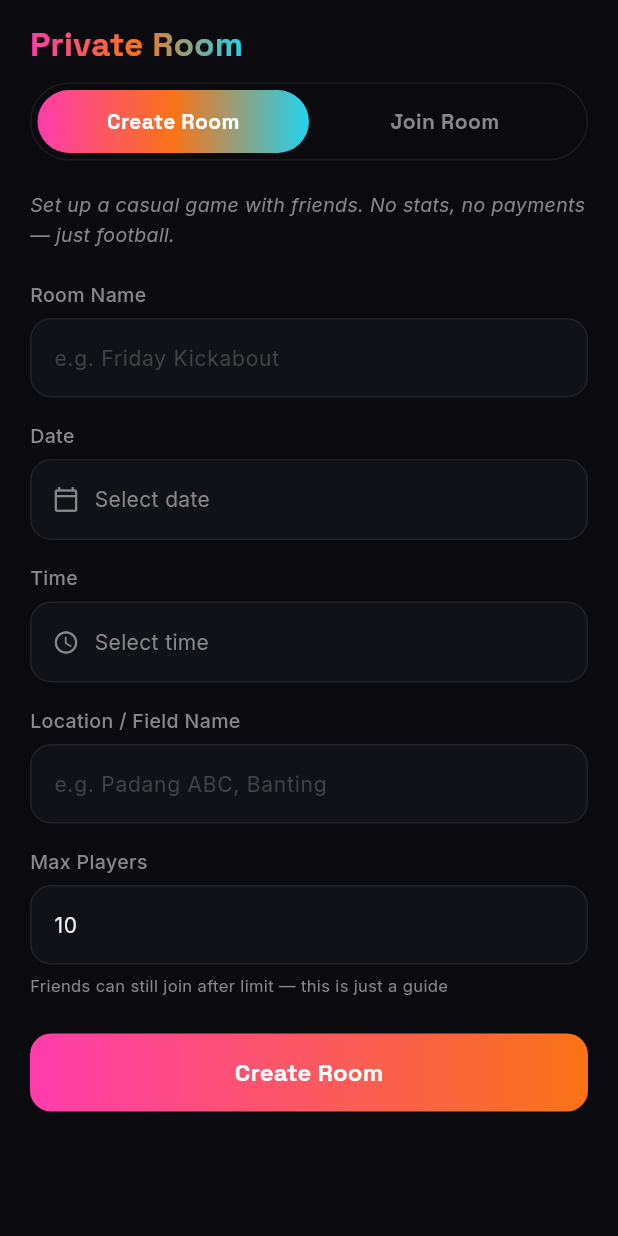
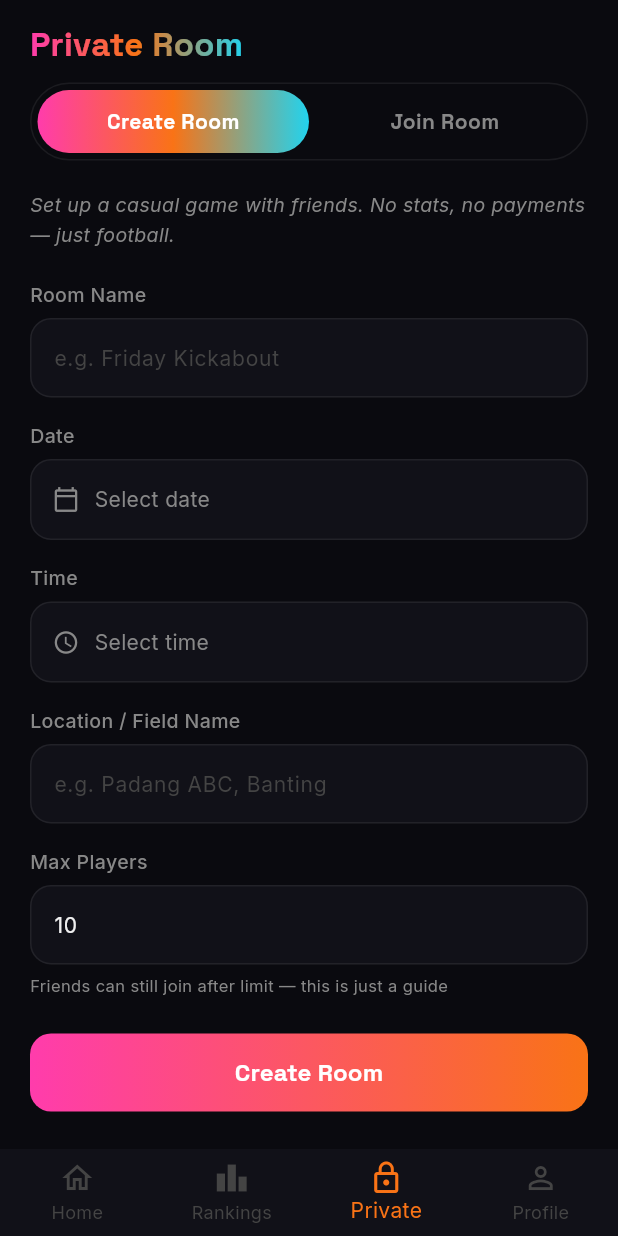
Before and after one commit to chakeuroussama17/dreaming_ball, a Flutter app: the PrivateRoomScreen screen opened by its route, on a phone screen of 412 x 824 dp. Run offline on Flutter 3.47's test engine with Material 3 defaults, Android fonts, the phone set to English and light mode, and no system bars; drawn by our look-alikes of flutter_animate; our stand-ins replace cached_network_image, firebase_core, firebase_messaging, flutter_dotenv, flutter_local_notifications, flutter_riverpod and 6 more; accounts and stored records are empty; network calls fail.

Commit message:
Player-side fixes round 2: private-room nav, per-user theme
- Private Room is a root tab but had no bottom nav and no back arrow, so the
  user was stuck and the system back button exited the app. Add the shared
  bottom navigation bar and a PopScope that routes the back button to Home.
- Theme is now stored per user (keyed by user id), applied on login and reset
  to the guest default on logout, so a new user no longer inherits the previous
  user's light/dark choice.
- Revert the temporary raw-error login diagnostic now that login works.

Co-Authored-By: Claude Opus 4.8 <noreply@anthropic.com>

```diff
--- a/lib/core/services/auth_service.dart
+++ b/lib/core/services/auth_service.dart
@@ -339,9 +339,6 @@ class AuthService {
         m.contains('network')) {
       return 'Check your connection and try again';
     }
-    // TEMP DIAGNOSTIC: surface the real error so we can see what's failing.
-    // Revert to the generic message once login is confirmed working.
-    final trimmed = raw.length > 160 ? raw.substring(0, 160) : raw;
-    return 'Login error: $trimmed';
+    return 'Something went wrong — please try again';
   }
 }
--- a/lib/features/admin/screens/admin_dashboard_screen.dart
+++ b/lib/features/admin/screens/admin_dashboard_screen.dart
@@ -7,6 +7,7 @@ import '../../../../core/providers/admin_providers.dart';
 import '../../../../core/providers/games_provider.dart';
 import '../../../../core/services/auth_service.dart';
 import '../../../../core/theme/app_colors.dart';
+import '../../../../app/app.dart';
 
 class AdminDashboardScreen extends ConsumerWidget {
   const AdminDashboardScreen({super.key});
@@ -83,6 +84,7 @@ class AdminDashboardScreen extends ConsumerWidget {
                     await AuthService.signOut();
                     if (!context.mounted) return;
                     ref.read(isAdminProvider.notifier).state = false;
+                    ref.read(themeModeProvider.notifier).applyFor(null);
                     context.goNamed('login');
                   },
                 ),
--- a/lib/features/auth/screens/login_screen.dart
+++ b/lib/features/auth/screens/login_screen.dart
@@ -8,9 +8,11 @@ import '../../../../core/providers/content_providers.dart';
 import '../../../../core/providers/games_provider.dart';
 import '../../../../core/providers/session_provider.dart';
 import '../../../../core/services/auth_service.dart';
+import '../../../../core/services/supabase_service.dart';
 import '../../../../core/theme/app_colors.dart';
 import '../../../../core/widgets/custom_button.dart';
 import '../../../../core/widgets/custom_input.dart';
+import '../../../../app/app.dart';
 
 class LoginScreen extends ConsumerStatefulWidget {
   const LoginScreen({super.key});
@@ -49,6 +51,8 @@ class _LoginScreenState extends ConsumerState<LoginScreen> {
       // Drop every cached per-user provider (profile, bell, games...) so
       // this session never shows the previous user's data.
       resetUserScopedProviders(ref);
+      // Load this user's own saved light/dark preference.
+      ref.read(themeModeProvider.notifier).applyFor(SupabaseService.userId);
       ref.read(gamesProvider.notifier).load();
 
       if (user.isAdmin) {
--- a/lib/features/auth/screens/register_screen.dart
+++ b/lib/features/auth/screens/register_screen.dart
@@ -14,6 +14,7 @@ import '../../../../core/services/supabase_service.dart';
 import '../../../../core/theme/app_colors.dart';
 import '../../../../core/widgets/custom_button.dart';
 import '../../../../core/widgets/custom_input.dart';
+import '../../../../app/app.dart';
 
 class RegisterScreen extends ConsumerStatefulWidget {
   const RegisterScreen({super.key});
@@ -134,6 +135,7 @@ class _RegisterScreenState extends ConsumerState<RegisterScreen> {
       // Fresh account — drop any cached per-user data left from a previous
       // session on this device (profile, bell, joined flags...).
       resetUserScopedProviders(ref);
+      ref.read(themeModeProvider.notifier).applyFor(SupabaseService.userId);
       ref.read(gamesProvider.notifier).load();
       // Agents are players too — but they start at profile so they see the
       // "verify to create games" path immediately.
--- a/lib/features/private_room/screens/private_room_screen.dart
+++ b/lib/features/private_room/screens/private_room_screen.dart
@@ -52,7 +52,14 @@ class _PrivateRoomScreenState extends State<PrivateRoomScreen> {
         isDark ? AppColors.darkTextSecondary : AppColors.lightTextSecondary;
     final border = isDark ? AppColors.darkBorder : AppColors.lightBorder;
 
-    return Scaffold(
+    // It's a root tab, so the system back button has nothing to pop and would
+    // exit the app — send it to Home instead.
+    return PopScope(
+      canPop: false,
+      onPopInvokedWithResult: (didPop, _) {
+        if (!didPop) context.goNamed('home');
+      },
+      child: Scaffold(
       backgroundColor: bg,
       body: SafeArea(
         child: Column(
@@ -130,6 +137,29 @@ class _PrivateRoomScreenState extends State<PrivateRoomScreen> {
             ),
           ],
         ),
+      ),
+      bottomNavigationBar: BottomNavigationBar(
+        currentIndex: 2,
+        type: BottomNavigationBarType.fixed,
+        onTap: (i) {
+          switch (i) {
+            case 0:
+              context.goNamed('home');
+            case 1:
+              context.goNamed('leaderboard');
+            case 3:
+              context.goNamed('profile');
+            default:
+              break;
+          }
+        },
+        items: const [
+          BottomNavigationBarItem(icon: Icon(Icons.home_outlined), label: 'Home'),
+          BottomNavigationBarItem(icon: Icon(Icons.leaderboard), label: 'Rankings'),
+          BottomNavigationBarItem(icon: Icon(Icons.lock_outline), label: 'Private'),
+          BottomNavigationBarItem(icon: Icon(Icons.person_outline), label: 'Profile'),
+        ],
+      ),
       ),
     );
   }
--- a/lib/features/settings/screens/settings_screen.dart
+++ b/lib/features/settings/screens/settings_screen.dart
@@ -90,6 +90,9 @@ class SettingsScreen extends ConsumerWidget {
                 ref.read(agentVerificationProvider.notifier).state =
                     AgentVerification.notSubmitted;
                 resetUserScopedProviders(ref);
+                // Back to the guest theme so the next user doesn't inherit this
+                // account's light/dark choice.
+                ref.read(themeModeProvider.notifier).applyFor(null);
                 context.goNamed('login');
               },
               icon: const Icon(Icons.logout, size: 18, color: AppColors.tierElite),
```
Also changed, not shown: lib/app/app.dart (+18 -7 lines), lib/main.dart (+6 -4 lines).
